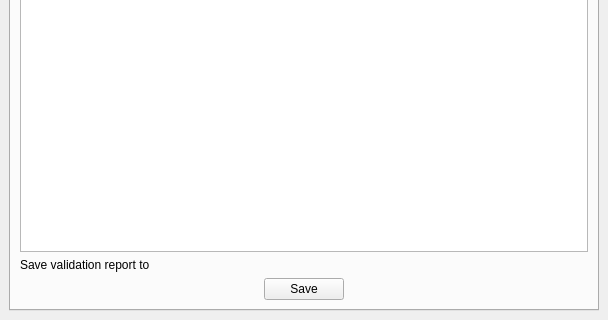
Old version of the form src/checklist_checker/ui/checklist_checker_dock.ui in the repository kartoza/qgis_dataset_qa_workbench; both pictures show x 0 to 608 and y 515 to 835 of the 608 by 835 pixel window.
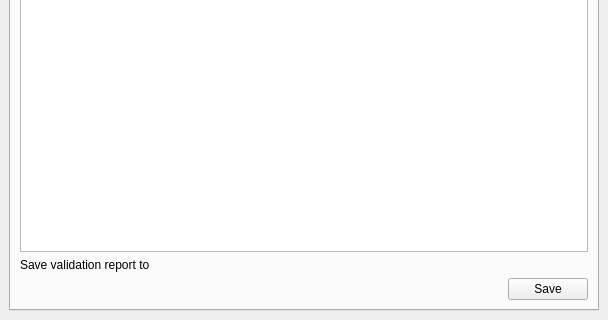
New version of the form. Custom widgets are drawn as their Qt base class.

Commit message: Improve row height of checklist checks tree model. Add initial automation support

Diff of the .ui file:
```diff
--- a/src/checklist_checker/ui/checklist_checker_dock.ui
+++ b/src/checklist_checker/ui/checklist_checker_dock.ui
@@ -252,19 +252,6 @@
             </property>
            </widget>
           </item>
-          <item>
-           <spacer name="horizontalSpacer_3">
-            <property name="orientation">
-             <enum>Qt::Horizontal</enum>
-            </property>
-            <property name="sizeHint" stdset="0">
-             <size>
-              <width>40</width>
-              <height>20</height>
-             </size>
-            </property>
-           </spacer>
-          </item>
          </layout>
         </item>
        </layout>
@@ -280,6 +267,11 @@
    <extends>QWidget</extends>
    <header>qgsfilewidget.h</header>
   </customwidget>
+  <customwidget>
+   <class>MyTreeView</class>
+   <extends>QTreeView</extends>
+   <header>checklist_checker.checklistchecker.models.h</header>
+  </customwidget>
  </customwidgets>
  <resources/>
  <connections/>
```
Left out of the diff: 2 changed lines with no effect on the pictures. The commit also changes 7 other files.
